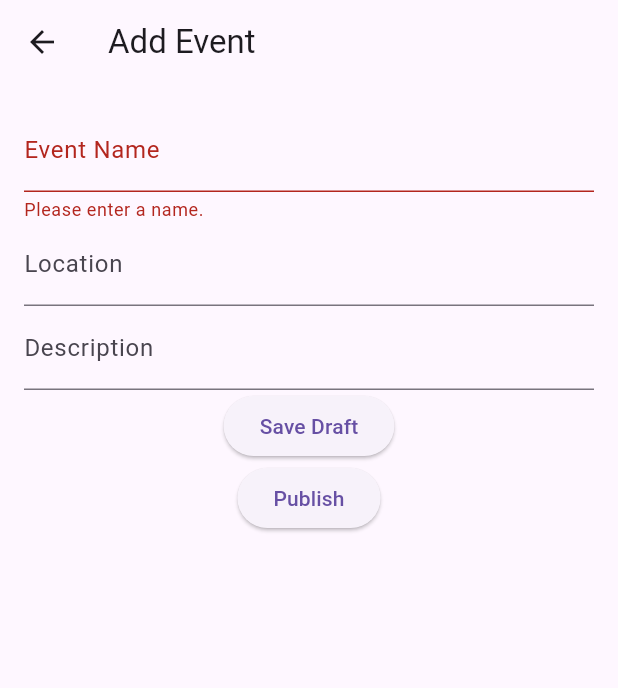
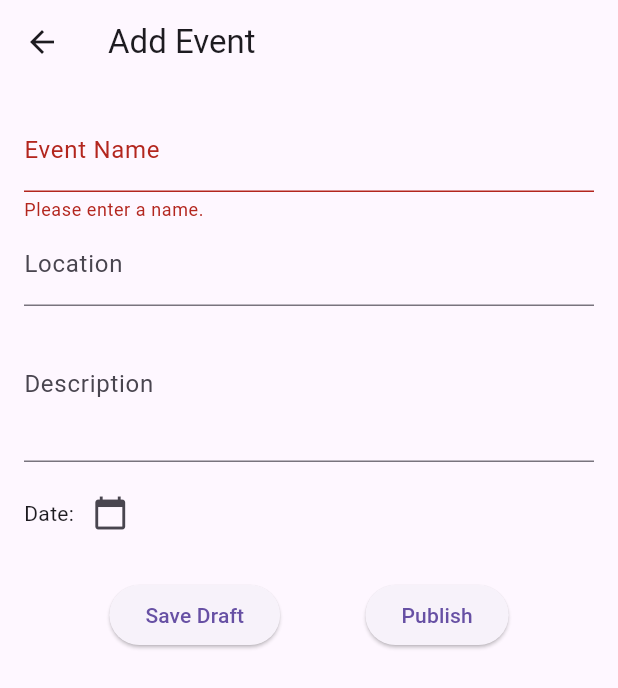
Before and after one commit to seif32/flutter-gift-management, a Flutter app: the AddEventScreen screen opened directly, after a tap on "Save Draft", on a phone screen of 412 x 824 dp. Shown: the top 688 px of the screen. Run offline on Flutter 3.47's test engine with Material 3 defaults, Android fonts, the phone set to English and light mode, and no system bars; our stand-ins replace cloud_firestore, firebase_auth, firebase_core, sqflite; accounts and stored records are empty; Roboto replaces fonts that are missing (Poppins).

Commit message:
Add edit/delete for user events

```diff
--- a/lib/screens/add_event_screen.dart
+++ b/lib/screens/add_event_screen.dart
@@ -6,37 +6,81 @@ import '../services/db_helper.dart';
 import 'package:uuid/uuid.dart';
 
 class AddEventScreen extends StatefulWidget {
+  final Event? existingEvent; // Optional parameter for editing existing event
+
+  const AddEventScreen({Key? key, this.existingEvent}) : super(key: key);
+
   @override
   _AddEventScreenState createState() => _AddEventScreenState();
 }
 
 class _AddEventScreenState extends State<AddEventScreen> {
   final _formKey = GlobalKey<FormState>();
-  final _uuid = Uuid();
-  String _name = '';
-  String _location = '';
-  String _description = '';
-  DateTime _date = DateTime.now();
+  // final _uuid = Uuid();
+
+  late String _name;
+  late String _location;
+  late String _description;
+  late DateTime _date;
+
   final loggedInUserId = FirebaseAuth.instance.currentUser!.uid;
+
+  @override
+  void initState() {
+    super.initState();
+    // Initialize fields with existing event data if editing
+    if (widget.existingEvent != null) {
+      _name = widget.existingEvent!.name;
+      _location = widget.existingEvent!.location;
+      _description = widget.existingEvent!.description;
+      _date = widget.existingEvent!.date;
+    } else {
+      _name = '';
+      _location = '';
+      _description = '';
+      _date = DateTime.now();
+    }
+  }
+
+  Future<void> _selectDate(BuildContext context) async {
+    final DateTime? picked = await showDatePicker(
+      context: context,
+      initialDate: _date,
+      firstDate: DateTime.now(),
+      lastDate: DateTime(2101),
+    );
+    if (picked != null && picked != _date) {
+      setState(() {
+        _date = picked;
+      });
+    }
+  }
 
   void _saveDraft() async {
     if (!_formKey.currentState!.validate()) return;
     _formKey.currentState!.save();
 
     final event = Event(
-      id: _uuid.v4(),
+      id: widget.existingEvent?.id ?? const Uuid().v4(),
       name: _name,
       date: _date,
       location: _location,
       description: _description,
       userId: loggedInUserId,
+      isPublished: widget.existingEvent?.isPublished ?? false,
     );
 
     await LocalDatabase.saveEvent(event); // Save draft locally
 
     ScaffoldMessenger.of(context).showSnackBar(
-      const SnackBar(content: Text('Event saved as draft!')),
+      SnackBar(
+        content: Text(widget.existingEvent == null
+            ? 'Event saved as draft!'
+            : 'Event updated successfully!'),
+      ),
     );
+
+    Navigator.of(context).pop(true);
   }
 
   void _publishEvent() async {
@@ -44,21 +88,17 @@ class _AddEventScreenState extends State<AddEventScreen> {
     _formKey.currentState!.save();
 
     final event = Event(
-        id: _uuid.v4(),
+      id: widget.existingEvent?.id ?? const Uuid().v4(),
       name: _name,
       date: _date,
       location: _location,
       description: _description,
       userId: loggedInUserId,
-        isPublished: true);
+      isPublished: true,
+    );
 
-    // Check if the event already exists locally
-    final existingEvent = await LocalDatabase.getEventById(event.id);
-
-    if (existingEvent == null) {
-      // Save draft locally
+    // Save event locally
     await LocalDatabase.saveEvent(event);
-    }
 
     // Publish to cloud
     await FirestoreService.saveEvent(event);
@@ -66,20 +106,23 @@ class _AddEventScreenState extends State<AddEventScreen> {
     ScaffoldMessenger.of(context).showSnackBar(
       const SnackBar(content: Text('Event published successfully!')),
     );
-    Navigator.of(context).pop();
+    Navigator.of(context).pop(true);
   }
 
   @override
   Widget build(BuildContext context) {
     return Scaffold(
-      appBar: AppBar(title: const Text('Add Event')),
+      appBar: AppBar(
+        title: Text(widget.existingEvent == null ? 'Add Event' : 'Edit Event'),
+      ),
       body: Padding(
         padding: const EdgeInsets.all(16.0),
         child: Form(
           key: _formKey,
-          child: Column(
+          child: ListView(
             children: [
               TextFormField(
+                initialValue: _name,
                 decoration: const InputDecoration(labelText: 'Event Name'),
                 validator: (value) {
                   if (value == null || value.isEmpty) {
@@ -90,20 +133,43 @@ class _AddEventScreenState extends State<AddEventScreen> {
                 onSaved: (value) => _name = value!,
               ),
               TextFormField(
+                initialValue: _location,
                 decoration: const InputDecoration(labelText: 'Location'),
-                onSaved: (value) => _location = value!,
+                onSaved: (value) => _location = value ?? '',
               ),
               TextFormField(
+                initialValue: _description,
                 decoration: const InputDecoration(labelText: 'Description'),
-                onSaved: (value) => _description = value!,
+                maxLines: 3,
+                onSaved: (value) => _description = value ?? '',
               ),
+              const SizedBox(height: 10),
+              Row(
+                children: [
+                  Text('Date: ${_date.toLocal()}'.split(' ')[0]),
+                  IconButton(
+                    icon: const Icon(Icons.calendar_today),
+                    onPressed: () => _selectDate(context),
+                  ),
+                ],
+              ),
+              const SizedBox(height: 20),
+              Row(
+                mainAxisAlignment: MainAxisAlignment.spaceEvenly,
+                children: [
                   ElevatedButton(
                     onPressed: _saveDraft,
-                child: const Text('Save Draft'),
+                    child: Text(widget.existingEvent == null
+                        ? 'Save Draft'
+                        : 'Update Draft'),
                   ),
                   ElevatedButton(
                     onPressed: _publishEvent,
-                child: const Text('Publish'),
+                    child: Text(widget.existingEvent == null
+                        ? 'Publish'
+                        : 'Publish Update'),
+                  ),
+                ],
               ),
             ],
           ),
```
Also changed, not shown: lib/screens/user_events_screen.dart (+126 -19 lines), lib/services/db_helper.dart (+10 -0 lines), lib/services/firestore_services.dart (+10 -0 lines). Lines whose indentation alone changed are shown as unchanged.
